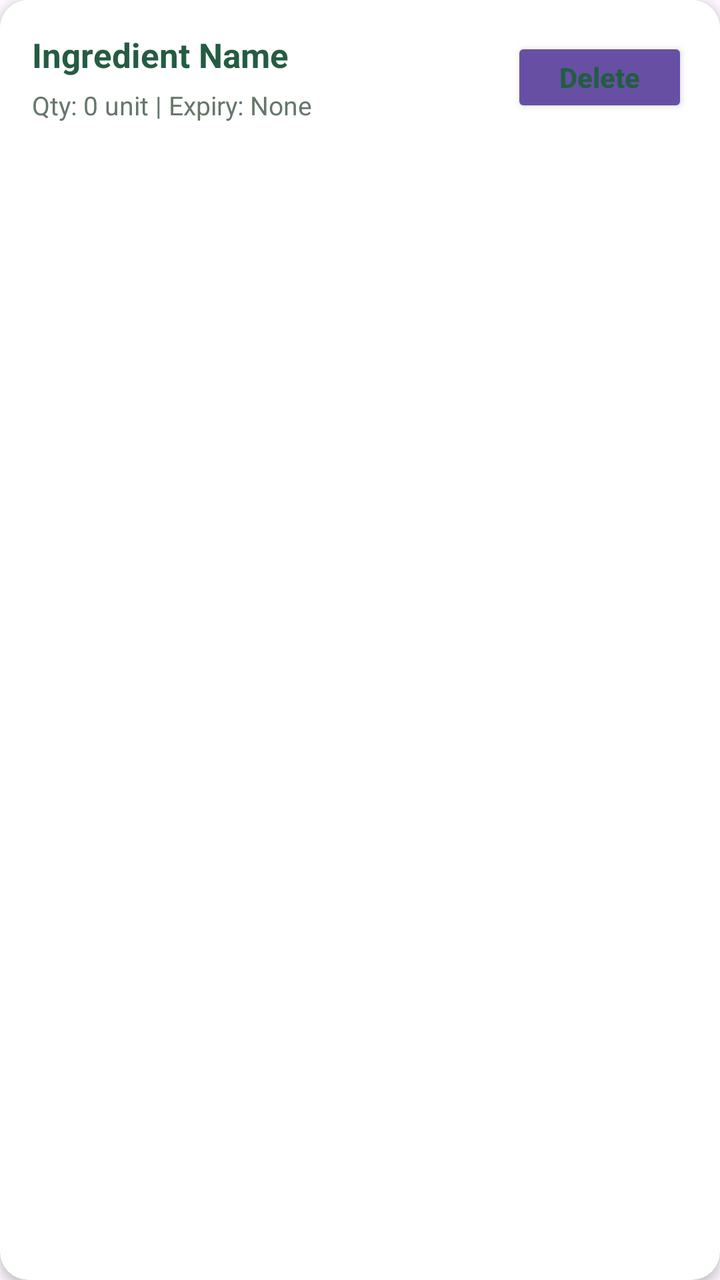
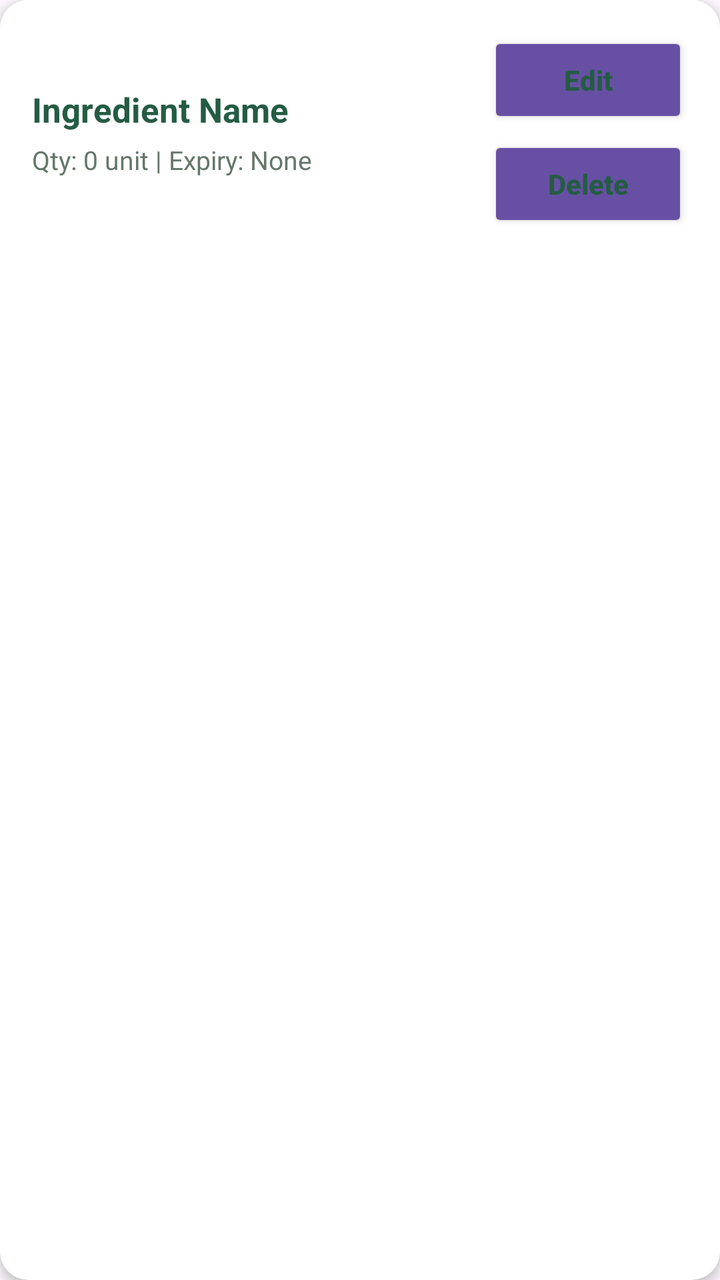

Before-and-after screenshots of an Android layout around one commit, followed by the original layout XML and the change that was made.
<!-- AndroidManifest.xml: application theme Theme.MyPantry -->
<!-- res/layout/pantry_item.xml -->
<?xml version="1.0" encoding="utf-8"?>
<androidx.cardview.widget.CardView
    xmlns:android="http://schemas.android.com/apk/res/android"
    xmlns:app="http://schemas.android.com/apk/res-auto"
    android:layout_width="match_parent"
    android:layout_height="wrap_content"
    android:layout_marginVertical="6dp"
    android:layout_marginHorizontal="4dp"
    app:cardBackgroundColor="@android:color/white"
    app:cardCornerRadius="14dp"
    app:cardElevation="3dp">

    <LinearLayout
        android:layout_width="match_parent"
        android:layout_height="wrap_content"
        android:orientation="horizontal"
        android:padding="16dp"
        android:gravity="center_vertical"
        android:background="@android:color/white">

        
        <LinearLayout
            android:layout_width="0dp"
            android:layout_height="wrap_content"
            android:layout_weight="1"
            android:orientation="vertical"
            android:paddingEnd="8dp">

            <TextView
                android:id="@+id/textIngredientName"
                android:layout_width="match_parent"
                android:layout_height="wrap_content"
                android:text="Ingredient Name"
                android:textSize="17sp"
                android:textStyle="bold"
                android:textColor="#245C43"/>

            <TextView
                android:id="@+id/textIngredientDetails"
                android:layout_width="match_parent"
                android:layout_height="wrap_content"
                android:text="Qty: 0 unit | Expiry: None"
                android:textSize="13sp"
                android:textColor="#65776B"
                android:layout_marginTop="5dp"/>

        </LinearLayout>

        
        <Button
            android:id="@+id/btnDeletePantry"
            style="?android:attr/buttonStyleSmall"
            android:layout_width="wrap_content"
            android:layout_height="wrap_content"
            android:minHeight="40dp"
            android:minWidth="72dp"
            android:text="Delete"
            android:textAllCaps="false"
            android:textStyle="bold"
            android:textColor="#245C43"
            android:backgroundTint="#DDEFE2"/>

    </LinearLayout>

</androidx.cardview.widget.CardView>
<!-- resources referenced by this layout -->
<resources>
  <style name="Theme.MyPantry" parent="Base.Theme.MyPantry" />
  <style name="Base.Theme.MyPantry" parent="Theme.Material3.DayNight.NoActionBar">
          
          
      </style>
</resources>

<!-- the commit's change to res/layout/pantry_item.xml (unified diff, before → after) -->
@@ -10,6 +10,7 @@
     app:cardCornerRadius="14dp"
     app:cardElevation="3dp">
 
+    
     <LinearLayout
         android:layout_width="match_parent"
         android:layout_height="wrap_content"
@@ -33,7 +34,7 @@
                 android:text="Ingredient Name"
                 android:textSize="17sp"
                 android:textStyle="bold"
-                android:textColor="#245C43"/>
+                android:textColor="#245C43" />
 
             <TextView
                 android:id="@+id/textIngredientDetails"
@@ -42,23 +43,42 @@
                 android:text="Qty: 0 unit | Expiry: None"
                 android:textSize="13sp"
                 android:textColor="#65776B"
-                android:layout_marginTop="5dp"/>
+                android:layout_marginTop="5dp" />
 
         </LinearLayout>
 
         
-        <Button
-            android:id="@+id/btnDeletePantry"
-            style="?android:attr/buttonStyleSmall"
+        <LinearLayout
             android:layout_width="wrap_content"
             android:layout_height="wrap_content"
-            android:minHeight="40dp"
-            android:minWidth="72dp"
-            android:text="Delete"
-            android:textAllCaps="false"
-            android:textStyle="bold"
-            android:textColor="#245C43"
-            android:backgroundTint="#DDEFE2"/>
+            android:orientation="vertical"
+            android:gravity="center"
+            android:paddingStart="4dp">
+
+            <Button
+                android:id="@+id/btnEditPantry"
+                style="?android:attr/buttonStyleSmall"
+                android:layout_width="100dp"
+                android:layout_height="48dp"
+                android:text="Edit"
+                android:textAllCaps="false"
+                android:textStyle="bold"
+                android:textColor="#245C43"
+                android:backgroundTint="#DDEFE2" />
+
+            <Button
+                android:id="@+id/btnDeletePantry"
+                style="?android:attr/buttonStyleSmall"
+                android:layout_width="100dp"
+                android:layout_height="48dp"
+                android:layout_marginTop="4dp"
+                android:text="Delete"
+                android:textAllCaps="false"
+                android:textStyle="bold"
+                android:textColor="#245C43"
+                android:backgroundTint="#DDEFE2" />
+
+        </LinearLayout>
 
     </LinearLayout>
 
